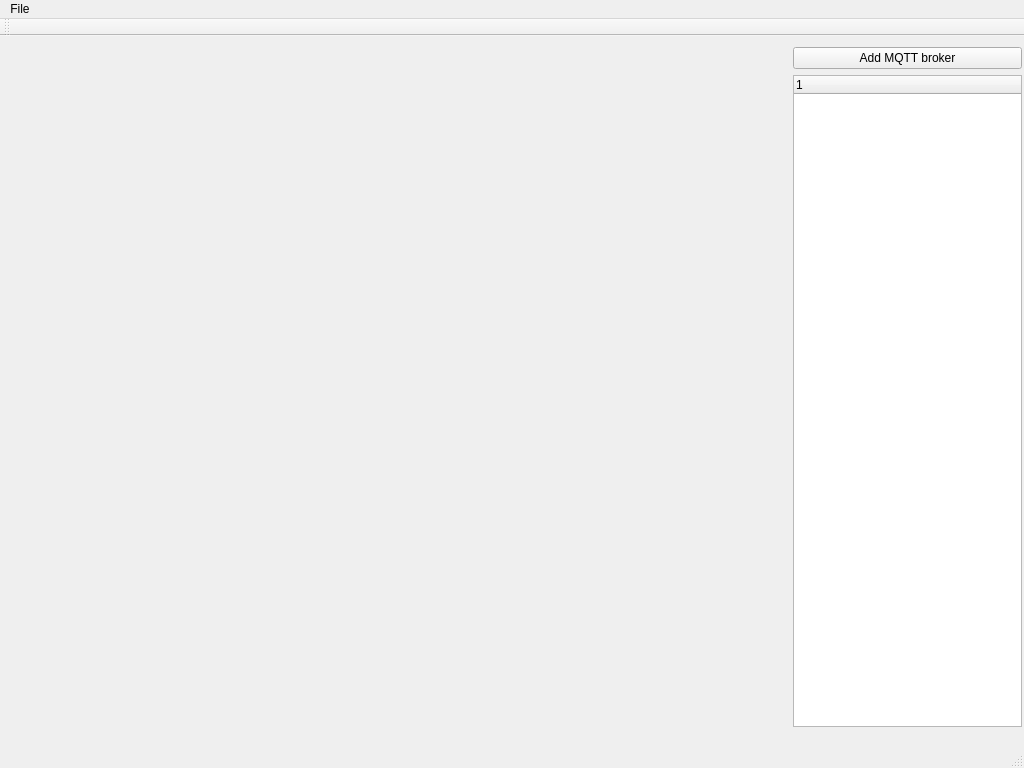
Qt form src/mainwindow.ui (bogspin/rpi-telemetry) before a commit.
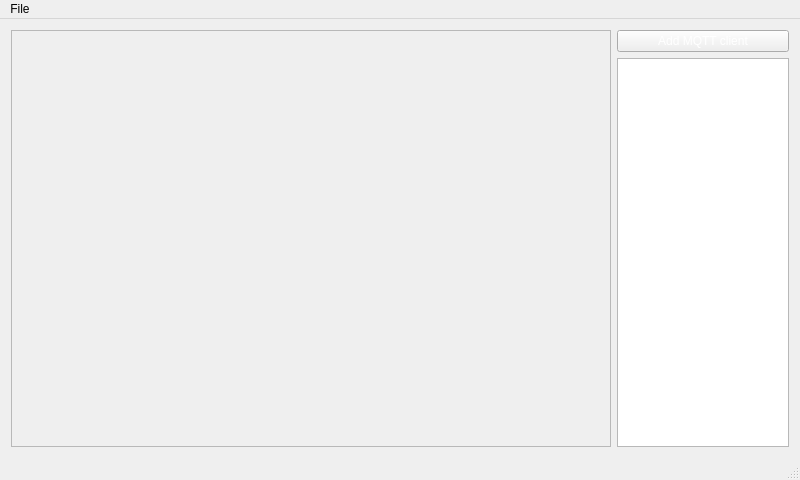
The same form after that commit.

Commit message: Connect to MQTT broker and add it to mainwindow list

```diff
--- a/src/mainwindow.ui
+++ b/src/mainwindow.ui
@@ -6,59 +6,72 @@
    <rect>
     <x>0</x>
     <y>0</y>
-    <width>1024</width>
-    <height>768</height>
+    <width>800</width>
+    <height>480</height>
    </rect>
   </property>
+  <property name="minimumSize">
+   <size>
+    <width>0</width>
+    <height>0</height>
+   </size>
+  </property>
+  <property name="maximumSize">
+   <size>
+    <width>16777</width>
+    <height>16777</height>
+   </size>
+  </property>
   <property name="windowTitle">
    <string>MainWindow</string>
   </property>
   <widget class="QWidget" name="centralWidget">
-   <widget class="QWidget" name="horizontalLayoutWidget">
-    <property name="geometry">
-     <rect>
-      <x>-18</x>
-      <y>0</y>
-      <width>1051</width>
-      <height>691</height>
-     </rect>
-    </property>
-    <layout class="QHBoxLayout" name="horizontalLayout">
-     <property name="bottomMargin">
-      <number>0</number>
-     </property>
-     <item>
+   <layout class="QGridLayout" name="gridLayout_2">
+    <item row="0" column="0">
+     <widget class="QFrame" name="frame">
+      <property name="minimumSize">
+       <size>
+        <width>600</width>
+        <height>0</height>
+       </size>
+      </property>
+      <property name="frameShape">
+       <enum>QFrame::StyledPanel</enum>
+      </property>
+      <property name="frameShadow">
+       <enum>QFrame::Raised</enum>
+      </property>
+     </widget>
+    </item>
+    <item row="0" column="1">
       <layout class="QVBoxLayout" name="verticalLayout">
-       <property name="leftMargin">
-        <number>800</number>
-       </property>
        <item>
         <widget class="QPushButton" name="addBroker">
+        <property name="styleSheet">
+         <string notr="true">color: rgb(255, 255, 255);</string>
+        </property>
          <property name="text">
-          <string>Add MQTT broker</string>
+         <string>Add MQTT client</string>
          </property>
         </widget>
        </item>
        <item>
-        <widget class="QTreeWidget" name="treeWidget">
-         <column>
-          <property name="text">
-           <string notr="true">1</string>
-          </property>
-         </column>
+       <widget class="QListView" name="listView">
+        <property name="styleSheet">
+         <string notr="true">color: rgb(255, 255, 255);</string>
+        </property>
         </widget>
        </item>
       </layout>
      </item>
     </layout>
-   </widget>
   </widget>
   <widget class="QMenuBar" name="menuBar">
    <property name="geometry">
     <rect>
      <x>0</x>
      <y>0</y>
-     <width>1024</width>
+     <width>800</width>
      <height>27</height>
     </rect>
    </property>
@@ -70,14 +83,6 @@
    </widget>
    <addaction name="menuFile"/>
   </widget>
-  <widget class="QToolBar" name="mainToolBar">
-   <attribute name="toolBarArea">
-    <enum>TopToolBarArea</enum>
-   </attribute>
-   <attribute name="toolBarBreak">
-    <bool>false</bool>
-   </attribute>
-  </widget>
   <widget class="QStatusBar" name="statusBar"/>
   <action name="actionQuit">
    <property name="text">
```
Lines whose indentation alone changed are shown as unchanged. The commit also changes 5 other files.
